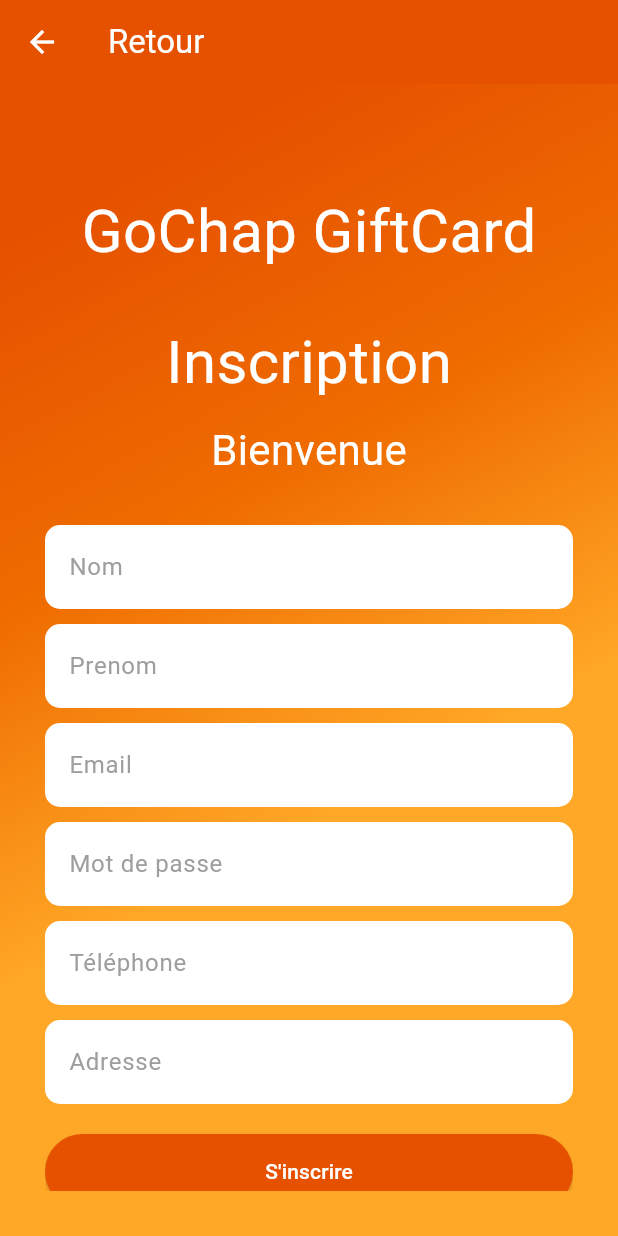
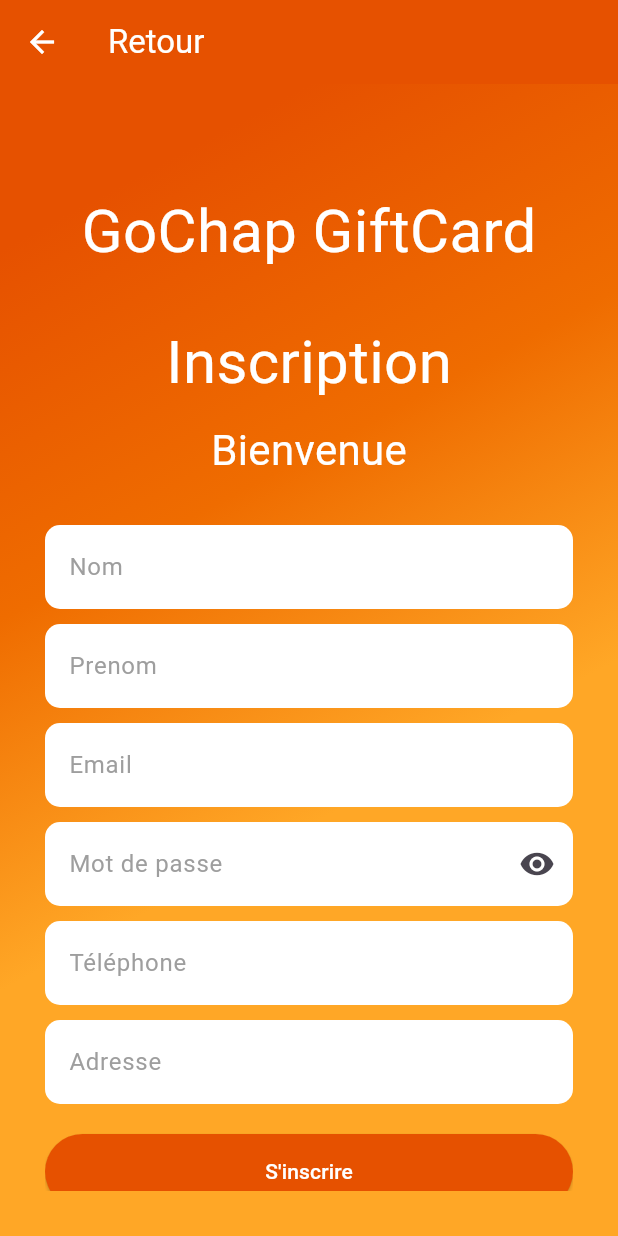
Before and after one commit to Harlequelrah/flutter_merchantgiftcard, a Flutter app: the screen it shows after launch, after a tap on "Allez à la page d'Inscription", on a phone screen of 412 x 824 dp. Run offline on Flutter 3.47's test engine with Material 3 defaults, Android fonts, the phone set to English and light mode, and no system bars; our stand-ins replace animate_do, flutter_local_notifications, shared_preferences; missing offline and left inert: qr_code_scanner, signalr_core; accounts and stored records are empty; network calls fail.

Commit message:
transformation du registration_page en stateful puis gestion d'erreur de validation de Email et utilisation de _obscureText sur le champ de mot de passe

```diff
--- a/lib/main.dart
+++ b/lib/main.dart
@@ -24,7 +24,7 @@
   Widget build(BuildContext context) {
     return const MaterialApp(
       debugShowCheckedModeBanner: false,
-      home: LoginPage(), // Ajout de la page d'accueil
+      home: LoginPage(),
     );
   }
 }
@@ -40,6 +40,7 @@
   late MerchantUser merchant;
   final TextEditingController emailController = TextEditingController();
   final TextEditingController passwordController = TextEditingController();
+  bool _obscureText = true;
 
   @override
   void dispose() {
@@ -178,12 +179,22 @@
                                               color: Colors.grey.shade200))),
                                   child: TextField(
                                     controller: passwordController,
-                                    obscureText: true,
+                                    obscureText: _obscureText,
                                     decoration: InputDecoration(
                                         hintText: "Mot de Passe",
                                         hintStyle:
                                             TextStyle(color: Colors.grey),
-                                        border: InputBorder.none),
+                                        border: InputBorder.none,
+                                        suffixIcon: IconButton(
+                                          icon: Icon(_obscureText
+                                              ? Icons.visibility_off
+                                              : Icons.visibility),
+                                          onPressed: () {
+                                            setState(() {
+                                              _obscureText = !_obscureText;
+                                            });
+                                          },
+                                        )),
                                   ),
                                 ),
                               ],
--- a/lib/merchant_service.dart
+++ b/lib/merchant_service.dart
@@ -2,7 +2,7 @@
 import 'package:http/http.dart' as http;
 import 'dart:convert';
 
-const String baseUrl = 'https://192.168.43.49:7168/api';
+const String baseUrl = 'https://10.0.2.2:7168/api';
 
 class MerchantService {
   static Future<MerchantUser> fetchMerchantUser(
@@ -42,7 +42,7 @@
     if (response.statusCode == 200) {
       return true;
     } else {
-      // Vérifiez si le corps de la réponse contient un message d'erreur
+
       String errorMessage = 'Failed to process payment';
       if (response.body.isNotEmpty) {
         final Map<String, dynamic> errorResponse = json.decode(response.body);
--- a/lib/registration_page.dart
+++ b/lib/registration_page.dart
@@ -1,20 +1,41 @@
 import 'package:flutter/material.dart';
 import 'authentication_service.dart';
 
-class RegistrationPage extends StatelessWidget {
+class RegistrationPage extends StatefulWidget {
   const RegistrationPage({super.key});
 
   @override
-  Widget build(BuildContext context) {
+  _RegistrationPageState createState() => _RegistrationPageState();
+}
+
+class _RegistrationPageState extends State<RegistrationPage> {
   final TextEditingController emailController = TextEditingController();
   final TextEditingController passwordController = TextEditingController();
   final TextEditingController nomController = TextEditingController();
   final TextEditingController prenomController = TextEditingController();
   final TextEditingController adresseController = TextEditingController();
   final TextEditingController telephoneController = TextEditingController();
+  bool obscureText = false;
+  @override
+  void initState() {
+    super.initState();
+  }
 
+  @override
+  void dispose() {
+    emailController.dispose();
+    passwordController.dispose();
+    nomController.dispose();
+    prenomController.dispose();
+    adresseController.dispose();
+    telephoneController.dispose();
+    super.dispose();
+  }
+
+  @override
+  Widget build(BuildContext context) {
     return Scaffold(
-      resizeToAvoidBottomInset: true, // Ajoutez cette ligne
+      resizeToAvoidBottomInset: true,
       appBar: AppBar(
         backgroundColor: Colors.orange[900],
         title: const Text('Retour', style: TextStyle(color: Colors.white)),
@@ -63,7 +84,7 @@
                       filled: true,
                       fillColor: Colors.white,
                       labelText: 'Nom',
-                      labelStyle: TextStyle(color: Colors.grey),
+                      labelStyle: const TextStyle(color: Colors.grey),
                       border: OutlineInputBorder(
                         borderRadius: BorderRadius.circular(10),
                         borderSide: BorderSide.none,
@@ -77,7 +98,7 @@
                       filled: true,
                       fillColor: Colors.white,
                       labelText: 'Prenom',
-                      labelStyle: TextStyle(color: Colors.grey),
+                      labelStyle: const TextStyle(color: Colors.grey),
                       border: OutlineInputBorder(
                         borderRadius: BorderRadius.circular(10),
                         borderSide: BorderSide.none,
@@ -91,7 +112,7 @@
                       filled: true,
                       fillColor: Colors.white,
                       labelText: 'Email',
-                      labelStyle: TextStyle(color: Colors.grey),
+                      labelStyle: const TextStyle(color: Colors.grey),
                       border: OutlineInputBorder(
                         borderRadius: BorderRadius.circular(10),
                         borderSide: BorderSide.none,
@@ -106,12 +127,21 @@
                         filled: true,
                         fillColor: Colors.white,
                         labelText: 'Mot de passe',
-                      labelStyle: TextStyle(color: Colors.grey),
+                        labelStyle: const TextStyle(color: Colors.grey),
                         border: OutlineInputBorder(
                           borderRadius: BorderRadius.circular(10),
                           borderSide: BorderSide.none,
                         ),
-                    ),
+                        suffixIcon: IconButton(
+                          icon: Icon(obscureText
+                              ? Icons.visibility_off
+                              : Icons.visibility),
+                          onPressed: () {
+                            setState(() {
+                              obscureText = !obscureText;
+                            });
+                          },
+                        )),
                   ),
                   const SizedBox(height: 10),
                   TextField(
@@ -120,7 +150,7 @@
                       filled: true,
                       fillColor: Colors.white,
                       labelText: 'Téléphone',
-                      labelStyle: TextStyle(color: Colors.grey),
+                      labelStyle: const TextStyle(color: Colors.grey),
                       border: OutlineInputBorder(
                         borderRadius: BorderRadius.circular(10),
                         borderSide: BorderSide.none,
@@ -134,7 +164,7 @@
                       filled: true,
                       fillColor: Colors.white,
                       labelText: 'Adresse',
-                      labelStyle: TextStyle(color: Colors.grey),
+                      labelStyle: const TextStyle(color: Colors.grey),
                       border: OutlineInputBorder(
                         borderRadius: BorderRadius.circular(10),
                         borderSide: BorderSide.none,
@@ -157,8 +187,7 @@
                         );
                       },
                       style: ElevatedButton.styleFrom(
-                        backgroundColor:
-                            Colors.orange[900], // Couleur du bouton
+                        backgroundColor: Colors.orange[900],
                         shape: RoundedRectangleBorder(
                           borderRadius: BorderRadius.circular(50),
                         ),
--- a/lib/signalr_service.dart
+++ b/lib/signalr_service.dart
@@ -27,7 +27,7 @@
 
   final connection = HubConnectionBuilder()
       .withUrl(
-        'https://192.168.43.49:7168/notificationHub',
+        'https://10.0.2.2:7168/notificationHub',
         HttpConnectionOptions(
           client: IOClient(),
           accessTokenFactory: () async => token,
```
Also changed, not shown: lib/authentication_service.dart (+17 -6 lines). Lines whose indentation alone changed are shown as unchanged.
